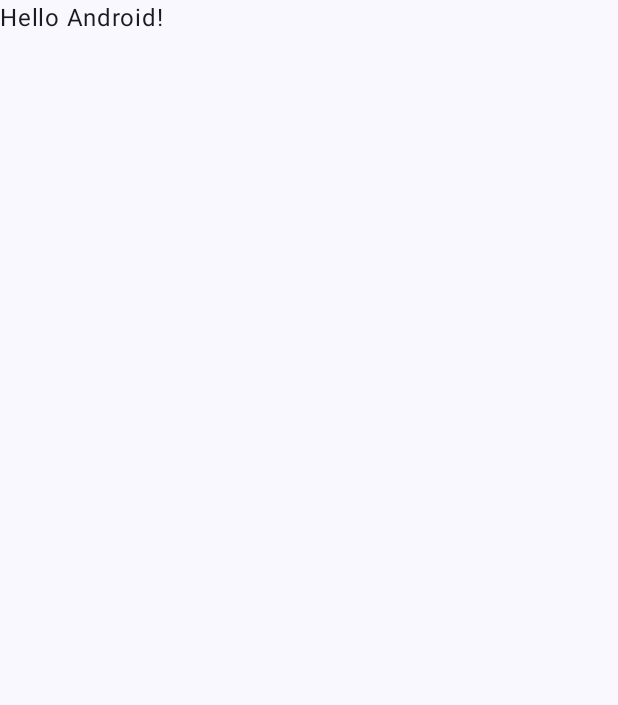
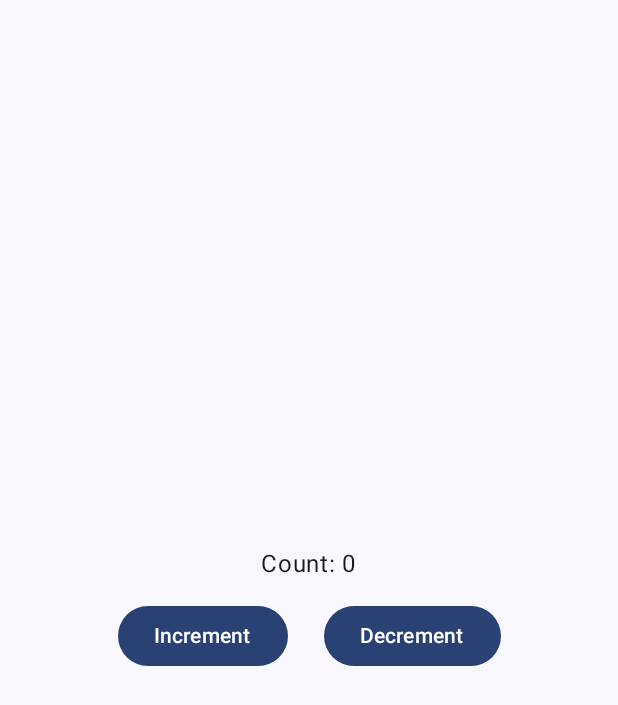
Before and after one commit to champ96k/android-learning, an Android app built with Jetpack Compose: the screen it shows after launch (MainActivity), on a phone screen of 412 x 824 dp. Before the commit the part shown is almost empty. Shown: the top 705 px of the screen. Run offline under Robolectric (Android 15) with nearby library versions, the phone set to English and light mode, and no system bars.

Commit message:
Android ViewModel example with counter app added

```diff
--- /dev/null
+++ b/CounterApp/app/src/main/java/com/champ96k/counterapp/CounterViewModel.kt
@@ -0,0 +1,23 @@
+package com.champ96k.counterapp
+import androidx.compose.runtime.MutableState
+import androidx.compose.runtime.mutableIntStateOf
+import androidx.compose.runtime.mutableStateOf
+
+import androidx.lifecycle.ViewModel
+
+class CounterViewModel: ViewModel() {
+
+    private val _count =   mutableStateOf(0)
+
+    val count : Int get() = _count.value
+
+    val  count1 : MutableState<Int> = _count
+
+    fun increment() {
+        _count.value += 1
+    }
+
+    fun decrement() {
+        _count.value -= 1
+    }
+}
--- a/CounterApp/app/src/main/java/com/champ96k/counterapp/MainActivity.kt
+++ b/CounterApp/app/src/main/java/com/champ96k/counterapp/MainActivity.kt
@@ -1,47 +1,78 @@
 package com.champ96k.counterapp
 
+import android.annotation.SuppressLint
 import android.os.Bundle
 import androidx.activity.ComponentActivity
 import androidx.activity.compose.setContent
 import androidx.activity.enableEdgeToEdge
+import androidx.compose.foundation.layout.Arrangement
+import androidx.compose.foundation.layout.Column
+import androidx.compose.foundation.layout.Row
 import androidx.compose.foundation.layout.fillMaxSize
 import androidx.compose.foundation.layout.padding
-import androidx.compose.material3.Scaffold
+import androidx.compose.material3.Button
+import androidx.compose.material3.Surface
 import androidx.compose.material3.Text
 import androidx.compose.runtime.Composable
+import androidx.compose.ui.Alignment
 import androidx.compose.ui.Modifier
 import androidx.compose.ui.tooling.preview.Preview
+import androidx.compose.ui.unit.dp
 import com.champ96k.counterapp.ui.theme.CounterAppTheme
 
 class MainActivity : ComponentActivity() {
+    @SuppressLint("UnusedMaterial3ScaffoldPaddingParameter")
     override fun onCreate(savedInstanceState: Bundle?) {
         super.onCreate(savedInstanceState)
         enableEdgeToEdge()
         setContent {
+            val viewModel = CounterViewModel()
             CounterAppTheme {
-                Scaffold(modifier = Modifier.fillMaxSize()) { innerPadding ->
-                    Greeting(
-                        name = "Android",
-                        modifier = Modifier.padding(innerPadding)
-                    )
+                Surface (modifier = Modifier.fillMaxSize()) {
+                    CounterApp(viewModel)
                 }
             }
         }
     }
 }
 
+
 @Composable
-fun Greeting(name: String, modifier: Modifier = Modifier) {
-    Text(
-        text = "Hello $name!",
-        modifier = modifier
-    )
+fun CounterApp(viewModel: CounterViewModel) {
+
+    Column (
+        modifier = Modifier
+            .fillMaxSize()
+            .padding(24.dp),
+
+        verticalArrangement = Arrangement.Center,
+        horizontalAlignment = Alignment.CenterHorizontally
+        ) {
+        Text(text = "Count: ${viewModel.count}"
+        )
+        Row {
+            Button(
+                onClick = {viewModel.increment()},
+                modifier = Modifier.padding(12.dp),
+            ) {
+                Text("Increment")
+            }
+
+            Button(
+                onClick = {viewModel.decrement()},
+                modifier = Modifier.padding(12.dp),
+                ) {
+                Text("Decrement")
+            }
+        }
+    }
 }
 
 @Preview(showBackground = true)
 @Composable
 fun GreetingPreview() {
+    val viewModel = CounterViewModel()
     CounterAppTheme {
-        Greeting("Android")
+        CounterApp(viewModel)
     }
 }
```
